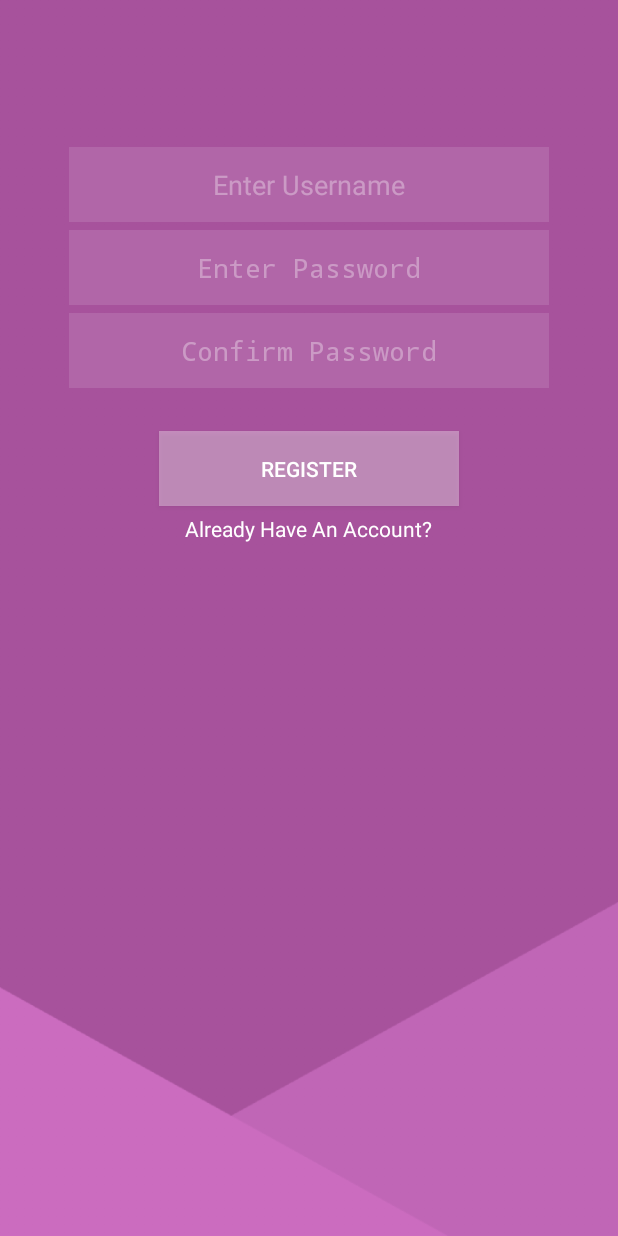
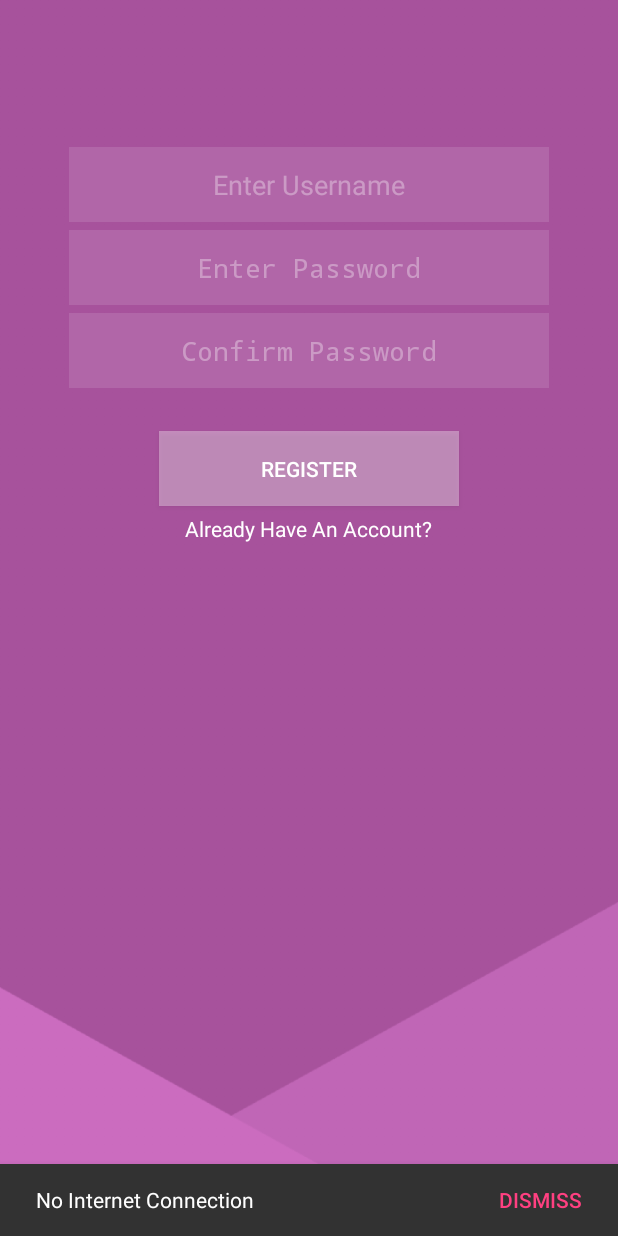
Before and after one commit to nebbsie/plum, an Android app: the register_activity screen opened directly, with no data from a screen before it, after a tap on "REGISTER", on a phone screen of 412 x 824 dp. Run offline under Robolectric (Android 15) with nearby library versions, the phone set to English and light mode, and no system bars.

Commit message:
Cleaned up code, added check connection

```diff
--- a/app/src/main/java/com/aaronnebbs/thesociallink/plum/Handler/CheckConnection.java
+++ b/app/src/main/java/com/aaronnebbs/thesociallink/plum/Handler/CheckConnection.java
@@ -17,12 +17,10 @@ public class CheckConnection extends AsyncTask {
 
         try {
             SocketAddress sockaddr = new InetSocketAddress("81.103.180.97", 8080);
-            // Create an unbound socket
+
             Socket sock = new Socket();
 
-            // This method will block no more than timeoutMs.
-            // If the timeout occurs, SocketTimeoutException is thrown.
-            int timeoutMs = 500;   // 2 seconds
+            int timeoutMs = 2000;   // 2 seconds
             sock.connect(sockaddr, timeoutMs);
             connected = true;
         } catch (Exception e) {
--- a/app/src/main/java/com/aaronnebbs/thesociallink/plum/Handler/RegisterManager.java
+++ b/app/src/main/java/com/aaronnebbs/thesociallink/plum/Handler/RegisterManager.java
@@ -32,7 +32,6 @@ public class RegisterManager extends AsyncTask {
             url = baseUrl += "/entities.users";
 
         }
-
 
         @SuppressWarnings("deprecation")
         protected String doInBackground(Object... args){
--- a/app/src/main/java/com/aaronnebbs/thesociallink/plum/Screens/register_activity.java
+++ b/app/src/main/java/com/aaronnebbs/thesociallink/plum/Screens/register_activity.java
@@ -4,16 +4,21 @@ import android.app.Activity;
 import android.content.Intent;
 import android.os.Build;
 import android.os.Bundle;
+import android.support.design.widget.Snackbar;
 import android.view.View;
 import android.view.Window;
 import android.view.WindowManager;
 import android.widget.Button;
 import android.widget.EditText;
+import android.widget.RelativeLayout;
 import android.widget.TextView;
 import android.widget.Toast;
 
 import com.aaronnebbs.thesociallink.R;
+import com.aaronnebbs.thesociallink.plum.Handler.CheckConnection;
 import com.aaronnebbs.thesociallink.plum.Handler.RegisterManager;
+
+import java.util.concurrent.ExecutionException;
 
 public class register_activity extends Activity {
 
@@ -22,30 +27,38 @@ public class register_activity extends Activity {
     private EditText confirmedPassword;
     private Button register;
     private TextView login;
-
+    private RelativeLayout rl;
 
     @Override
     protected void onCreate(Bundle savedInstanceState) {
         super.onCreate(savedInstanceState);
         setContentView(R.layout.register_activity);
-        setupNotificationBar();
 
+        //Find widgets
         username = (EditText) findViewById(R.id.editTextRegUsername);
         password = (EditText) findViewById(R.id.editTextRegisterPassword);
         confirmedPassword = (EditText) findViewById(R.id.editTextRegConfimation);
         register = (Button) findViewById(R.id.buttonRegister);
         login = (TextView) findViewById(R.id.alreadyHaveAccount);
+        rl = (RelativeLayout) findViewById(R.id.relativeLayoutRegister);
 
+        //Setup screen
         username.setHintTextColor(getResources().getColor(R.color.app_white_trans2));
         password.setHintTextColor(getResources().getColor(R.color.app_white_trans2));
         confirmedPassword.setHintTextColor(getResources().getColor(R.color.app_white_trans2));
 
+        setupNotificationBar();
+        setupButtonListeners();
+
+    }
+
+    private void setupButtonListeners() {
 
         login.setOnClickListener(new View.OnClickListener() {
             @Override
             public void onClick(View v) {
                 Intent i = new Intent();
-                i.setClass(getApplicationContext(),splash_activity.class );
+                i.setClass(getApplicationContext(), splash_activity.class);
                 i.putExtra("reg", "registered");
                 startActivity(i);
             }
@@ -54,37 +67,62 @@ public class register_activity extends Activity {
         register.setOnClickListener(new View.OnClickListener() {
             @Override
             public void onClick(View v) {
-                register();
+
+                if (checkConnection()) {
+                    register();
+                } else {
+                    final Snackbar snackbar = Snackbar
+                            .make(rl, "No Internet Connection", Snackbar.LENGTH_INDEFINITE)
+                            .setAction("Dismiss", new View.OnClickListener() {
+                                @Override
+                                public void onClick(View view) {
+                                }
+                            });
+                    snackbar.show();
+                }
             }
         });
-
     }
 
-    private void register(){
+    private boolean checkConnection() {
+        boolean bool = false;
+        CheckConnection cc = new CheckConnection();
+        try {
+            bool = (Boolean) cc.execute().get();
+            return bool;
+        } catch (InterruptedException e) {
+            e.printStackTrace();
+        } catch (ExecutionException e) {
+            e.printStackTrace();
+        }
+        return bool;
+    }
+
+    private void register() {
         Boolean error = false;
-        if(username.getText().toString().isEmpty()){
-            Toast.makeText(getApplicationContext(),"Enter Username", Toast.LENGTH_SHORT).show();
+        if (username.getText().toString().isEmpty()) {
+            Toast.makeText(getApplicationContext(), "Enter Username", Toast.LENGTH_SHORT).show();
             error = true;
         }
-        if(password.getText().toString().isEmpty() && error==false){
-            Toast.makeText(getApplicationContext(),"Enter Password", Toast.LENGTH_SHORT).show();
+        if (password.getText().toString().isEmpty() && error == false) {
+            Toast.makeText(getApplicationContext(), "Enter Password", Toast.LENGTH_SHORT).show();
             error = true;
         }
 
-        if(password.getText().toString().equals(confirmedPassword.getText().toString()) == false && error==false){
-            Toast.makeText(getApplicationContext(),"Passwords do not match", Toast.LENGTH_SHORT).show();
+        if (password.getText().toString().equals(confirmedPassword.getText().toString()) == false && error == false) {
+            Toast.makeText(getApplicationContext(), "Passwords do not match", Toast.LENGTH_SHORT).show();
             error = true;
         }
 
-        if(error == false){
+        if (error == false) {
             RegisterManager rm = new RegisterManager(username.getText().toString(), password.getText().toString());
             rm.execute();
-            Toast.makeText(getApplicationContext(),"User Created", Toast.LENGTH_SHORT).show();
+            Toast.makeText(getApplicationContext(), "User Created", Toast.LENGTH_SHORT).show();
 
         }
     }
 
-    private void setupNotificationBar(){
+    private void setupNotificationBar() {
         Window window = this.getWindow();
         window.addFlags(WindowManager.LayoutParams.FLAG_DRAWS_SYSTEM_BAR_BACKGROUNDS);
         window.clearFlags(WindowManager.LayoutParams.FLAG_TRANSLUCENT_STATUS);
--- a/app/src/main/res/layout/register_activity.xml
+++ b/app/src/main/res/layout/register_activity.xml
@@ -8,7 +8,8 @@
     android:paddingRight="@dimen/activity_horizontal_margin"
     android:paddingTop="@dimen/activity_vertical_margin"
     tools:context=".plum.Screens.register_activity"
-    android:background="@drawable/plumload">
+    android:background="@drawable/plumload"
+    android:id="@+id/relativeLayoutRegister">
 
     <RelativeLayout
         android:layout_width="match_parent"
```
Also changed, not shown: app/src/main/java/com/aaronnebbs/thesociallink/plum/Handler/LoginManager.java (+3 -16 lines), app/src/main/java/com/aaronnebbs/thesociallink/plum/Screens/splash_activity.java (+54 -87 lines), app/src/main/res/layout/splash_activity.xml (+4 -3 lines), 3 other files.
